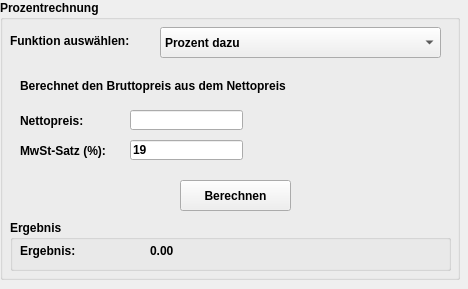
First picture: the form in modular_calc_jfy/percentage_module.ui, repository aurxl/modular-calc-jfy, before the edit.
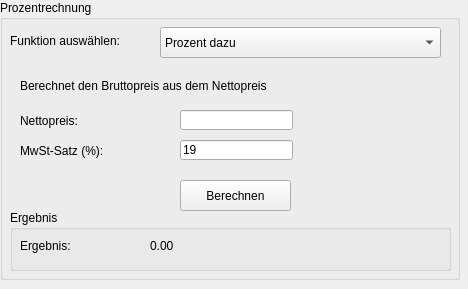
Second picture: the form after the edit.

Commit message: remove bold font

```diff
--- a/modular_calc_jfy/percentage_module.ui
+++ b/modular_calc_jfy/percentage_module.ui
@@ -36,7 +36,7 @@
    </property>
    <property name="font">
     <font>
-     <bold>true</bold>
+     <bold>false</bold>
     </font>
    </property>
    <property name="title">
@@ -369,9 +369,9 @@
       <property name="geometry">
        <rect>
         <x>10</x>
-        <y>50</y>
+        <y>51</y>
         <width>101</width>
-        <height>21</height>
+        <height>20</height>
        </rect>
       </property>
       <property name="text">
@@ -381,7 +381,7 @@
      <widget class="QLineEdit" name="input_gross_net">
       <property name="geometry">
        <rect>
-        <x>120</x>
+        <x>170</x>
         <y>50</y>
         <width>113</width>
         <height>20</height>
@@ -404,7 +404,7 @@
      <widget class="QLineEdit" name="input_gross_tax">
       <property name="geometry">
        <rect>
-        <x>120</x>
+        <x>170</x>
         <y>80</y>
         <width>113</width>
         <height>20</height>
@@ -497,9 +497,9 @@
     <property name="geometry">
      <rect>
       <x>10</x>
-      <y>220</y>
+      <y>210</y>
       <width>441</width>
-      <height>51</height>
+      <height>61</height>
      </rect>
     </property>
     <property name="title">
@@ -511,7 +511,7 @@
        <x>10</x>
        <y>20</y>
        <width>121</width>
-       <height>21</height>
+       <height>31</height>
       </rect>
      </property>
      <property name="text">
@@ -524,7 +524,7 @@
        <x>140</x>
        <y>20</y>
        <width>291</width>
-       <height>21</height>
+       <height>31</height>
       </rect>
      </property>
      <property name="text">
```
Left out of the diff: 20 changed lines with no effect on the pictures. The commit also changes 5 other files.
